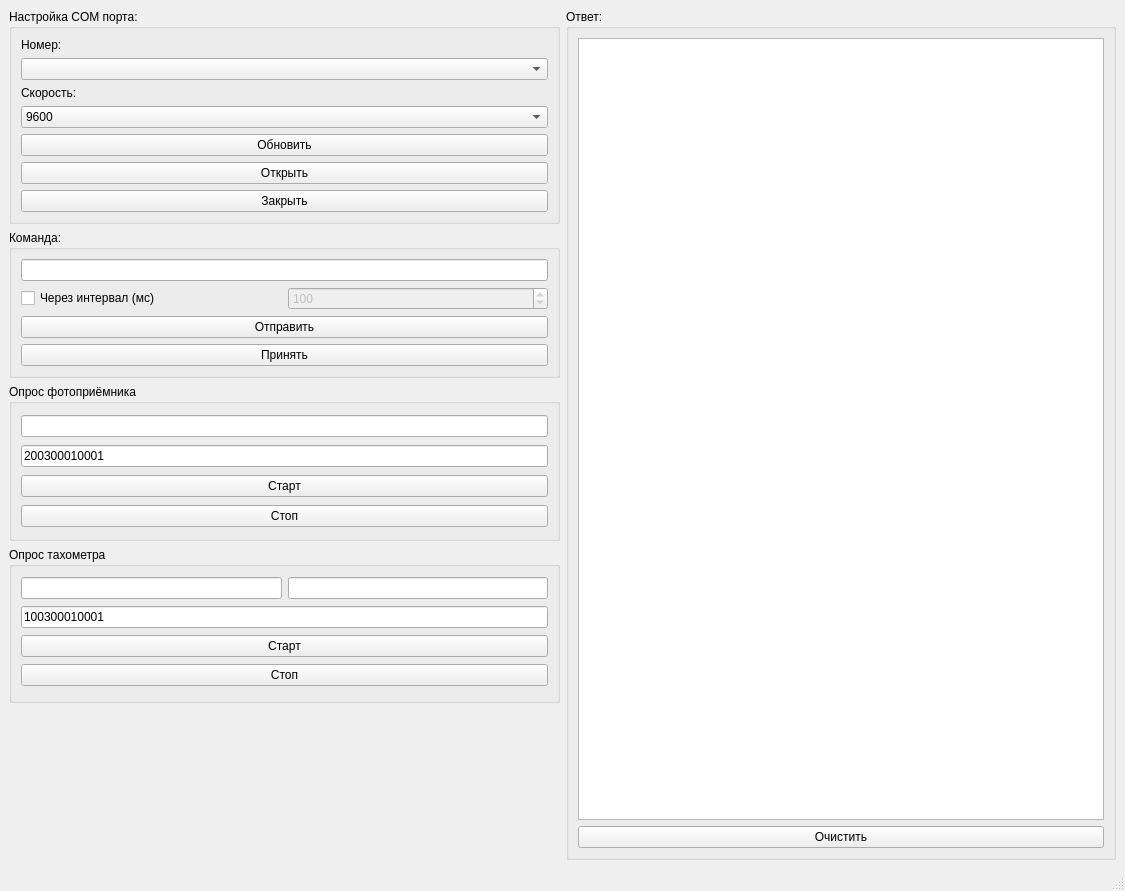
Old version of the form ui/binwindow.ui in the repository krang4d/SerialPY.
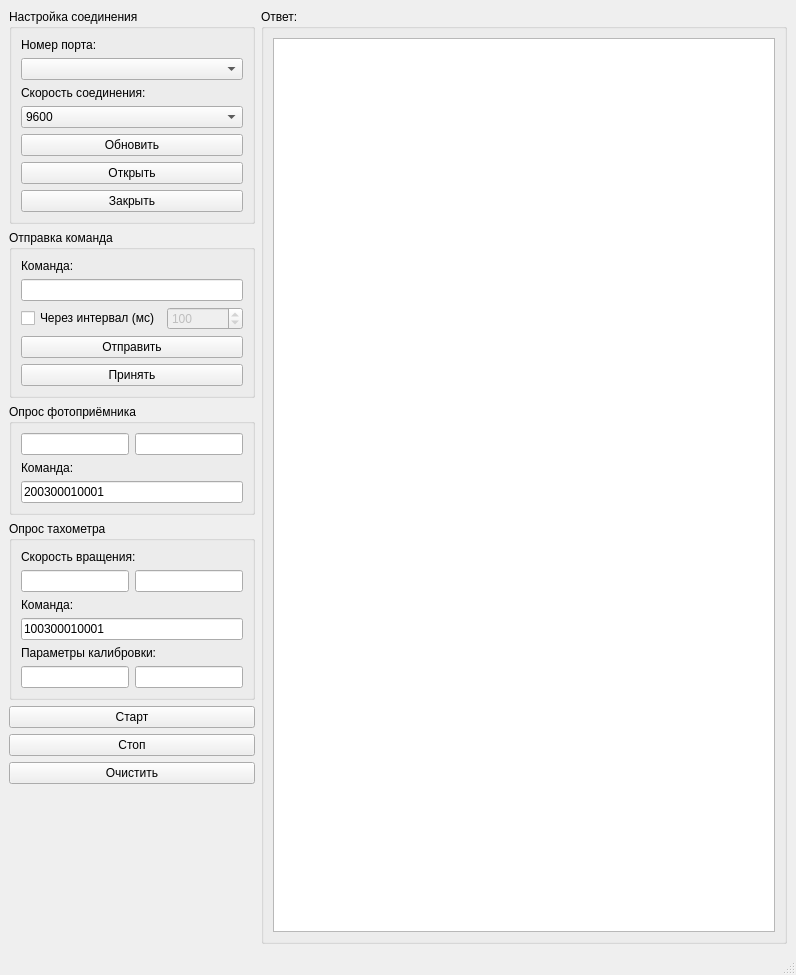
New version of the form.

```diff
--- a/ui/binwindow.ui
+++ b/ui/binwindow.ui
@@ -6,24 +6,24 @@
    <rect>
     <x>0</x>
     <y>0</y>
-    <width>1125</width>
-    <height>891</height>
+    <width>796</width>
+    <height>975</height>
    </rect>
   </property>
   <property name="windowTitle">
    <string>Физприбор 3.3.12а</string>
   </property>
   <widget class="QWidget" name="centralwidget">
-   <layout class="QVBoxLayout" name="verticalLayout_3">
+   <layout class="QVBoxLayout" name="verticalLayout_5">
     <item>
-     <layout class="QGridLayout" name="gridLayout_0">
-      <item row="4" column="0">
+     <layout class="QGridLayout" name="gridLayout">
+      <item row="5" column="0">
        <spacer name="verticalSpacer">
         <property name="orientation">
          <enum>Qt::Vertical</enum>
         </property>
         <property name="sizeType">
-         <enum>QSizePolicy::Preferred</enum>
+         <enum>QSizePolicy::Minimum</enum>
         </property>
         <property name="sizeHint" stdset="0">
          <size>
@@ -33,7 +33,113 @@
         </property>
        </spacer>
       </item>
-      <item row="0" column="1" rowspan="5">
+      <item row="3" column="0">
+       <widget class="QGroupBox" name="groupBox_2">
+        <property name="sizePolicy">
+         <sizepolicy hsizetype="Fixed" vsizetype="Fixed">
+          <horstretch>0</horstretch>
+          <verstretch>0</verstretch>
+         </sizepolicy>
+        </property>
+        <property name="title">
+         <string>Опрос тахометра</string>
+        </property>
+        <layout class="QVBoxLayout" name="verticalLayout_4">
+         <item>
+          <widget class="QLabel" name="label_1">
+           <property name="text">
+            <string>Скорость вращения:</string>
+           </property>
+          </widget>
+         </item>
+         <item>
+          <layout class="QHBoxLayout" name="horizontalLayout">
+           <item>
+            <widget class="QLineEdit" name="taxoLineEdit_0">
+             <property name="sizePolicy">
+              <sizepolicy hsizetype="Minimum" vsizetype="Fixed">
+               <horstretch>0</horstretch>
+               <verstretch>0</verstretch>
+              </sizepolicy>
+             </property>
+            </widget>
+           </item>
+           <item>
+            <widget class="QLineEdit" name="taxoLineEdit_1">
+             <property name="sizePolicy">
+              <sizepolicy hsizetype="Minimum" vsizetype="Fixed">
+               <horstretch>0</horstretch>
+               <verstretch>0</verstretch>
+              </sizepolicy>
+             </property>
+             <property name="text">
+              <string/>
+             </property>
+            </widget>
+           </item>
+          </layout>
+         </item>
+         <item>
+          <widget class="QLabel" name="label_3">
+           <property name="text">
+            <string>Команда:</string>
+           </property>
+          </widget>
+         </item>
+         <item>
+          <widget class="QLineEdit" name="taxoLineEdit_2">
+           <property name="sizePolicy">
+            <sizepolicy hsizetype="Minimum" vsizetype="Fixed">
+             <horstretch>0</horstretch>
+             <verstretch>0</verstretch>
+            </sizepolicy>
+           </property>
+           <property name="text">
+            <string>100300010001</string>
+           </property>
+           <property name="readOnly">
+            <bool>true</bool>
+           </property>
+          </widget>
+         </item>
+         <item>
+          <widget class="QLabel" name="label_2">
+           <property name="text">
+            <string>Параметры калибровки:</string>
+           </property>
+          </widget>
+         </item>
+         <item>
+          <layout class="QHBoxLayout" name="horizontalLayout_2">
+           <item>
+            <widget class="QLineEdit" name="taxoLineEdit_3">
+             <property name="sizePolicy">
+              <sizepolicy hsizetype="Minimum" vsizetype="Fixed">
+               <horstretch>0</horstretch>
+               <verstretch>0</verstretch>
+              </sizepolicy>
+             </property>
+            </widget>
+           </item>
+           <item>
+            <widget class="QLineEdit" name="taxoLineEdit_4">
+             <property name="sizePolicy">
+              <sizepolicy hsizetype="Minimum" vsizetype="Fixed">
+               <horstretch>0</horstretch>
+               <verstretch>0</verstretch>
+              </sizepolicy>
+             </property>
+             <property name="text">
+              <string/>
+             </property>
+            </widget>
+           </item>
+          </layout>
+         </item>
+        </layout>
+       </widget>
+      </item>
+      <item row="0" column="1" rowspan="6">
        <widget class="QGroupBox" name="responseGBox">
         <property name="sizePolicy">
          <sizepolicy hsizetype="MinimumExpanding" vsizetype="MinimumExpanding">
@@ -58,34 +164,66 @@
            </property>
           </widget>
          </item>
-         <item>
-          <widget class="QPushButton" name="cleanButton">
-           <property name="text">
-            <string>Очистить</string>
-           </property>
-          </widget>
-         </item>
         </layout>
        </widget>
       </item>
       <item row="2" column="0">
        <widget class="QGroupBox" name="groupBox">
+        <property name="sizePolicy">
+         <sizepolicy hsizetype="Preferred" vsizetype="Fixed">
+          <horstretch>0</horstretch>
+          <verstretch>0</verstretch>
+         </sizepolicy>
+        </property>
         <property name="title">
          <string>Опрос фотоприёмника</string>
         </property>
         <layout class="QVBoxLayout" name="verticalLayout_2">
          <item>
+          <layout class="QHBoxLayout" name="horizontalLayout_5">
+           <item>
+            <widget class="QLineEdit" name="photoLineEdit_0">
+             <property name="sizePolicy">
+              <sizepolicy hsizetype="Minimum" vsizetype="Fixed">
+               <horstretch>0</horstretch>
+               <verstretch>0</verstretch>
+              </sizepolicy>
+             </property>
+            </widget>
+           </item>
+           <item>
           <widget class="QLineEdit" name="photoLineEdit_1">
+             <property name="sizePolicy">
+              <sizepolicy hsizetype="Minimum" vsizetype="Fixed">
+               <horstretch>0</horstretch>
+               <verstretch>0</verstretch>
+              </sizepolicy>
+             </property>
            <property name="text">
             <string/>
            </property>
            <property name="readOnly">
             <bool>true</bool>
+             </property>
+            </widget>
+           </item>
+          </layout>
+         </item>
+         <item>
+          <widget class="QLabel" name="label">
+           <property name="text">
+            <string>Команда:</string>
            </property>
           </widget>
          </item>
          <item>
           <widget class="QLineEdit" name="photoLineEdit_2">
+           <property name="sizePolicy">
+            <sizepolicy hsizetype="Minimum" vsizetype="Fixed">
+             <horstretch>0</horstretch>
+             <verstretch>0</verstretch>
+            </sizepolicy>
+           </property>
            <property name="text">
             <string>200300010001</string>
            </property>
@@ -94,50 +232,35 @@
            </property>
           </widget>
          </item>
-         <item>
-          <widget class="QPushButton" name="photoButton_1">
-           <property name="text">
-            <string>Старт</string>
-           </property>
-          </widget>
-         </item>
-         <item>
-          <widget class="QPushButton" name="photoButton_2">
-           <property name="text">
-            <string>Стоп</string>
-           </property>
-          </widget>
-         </item>
         </layout>
        </widget>
       </item>
       <item row="1" column="0">
        <widget class="QGroupBox" name="requestGBox">
         <property name="sizePolicy">
-         <sizepolicy hsizetype="Minimum" vsizetype="Maximum">
+         <sizepolicy hsizetype="Preferred" vsizetype="Fixed">
           <horstretch>0</horstretch>
           <verstretch>0</verstretch>
          </sizepolicy>
         </property>
         <property name="title">
-         <string>Команда:</string>
+         <string>Отправка команда</string>
         </property>
         <layout class="QGridLayout" name="gridLayout_2">
-         <item row="2" column="1" colspan="2">
-          <widget class="QPushButton" name="sendButton">
-           <property name="text">
-            <string>Отправить</string>
+         <item row="1" column="1" colspan="2">
+          <widget class="QLineEdit" name="cmdLineEdit">
+           <property name="sizePolicy">
+            <sizepolicy hsizetype="Minimum" vsizetype="Fixed">
+             <horstretch>0</horstretch>
+             <verstretch>0</verstretch>
+            </sizepolicy>
            </property>
-          </widget>
-         </item>
-         <item row="1" column="1">
-          <widget class="QCheckBox" name="cmdChBox">
-           <property name="text">
-            <string>Через интервал (мс)</string>
+           <property name="inputMethodHints">
+            <set>Qt::ImhDigitsOnly</set>
            </property>
           </widget>
          </item>
-         <item row="1" column="2">
+         <item row="2" column="2">
           <widget class="QSpinBox" name="cmdSBox">
            <property name="enabled">
             <bool>false</bool>
@@ -160,19 +283,30 @@
           </widget>
          </item>
          <item row="3" column="1" colspan="2">
+          <widget class="QPushButton" name="sendButton">
+           <property name="text">
+            <string>Отправить</string>
+           </property>
+          </widget>
+         </item>
+         <item row="2" column="1">
+          <widget class="QCheckBox" name="cmdChBox">
+           <property name="text">
+            <string>Через интервал (мс)</string>
+           </property>
+          </widget>
+         </item>
+         <item row="4" column="1" colspan="2">
           <widget class="QPushButton" name="readButton">
            <property name="text">
             <string>Принять</string>
            </property>
           </widget>
          </item>
-         <item row="0" column="1" colspan="2">
-          <widget class="QLineEdit" name="cmdLineEdit">
-           <property name="inputMethodHints">
-            <set>Qt::ImhDigitsOnly</set>
-           </property>
-           <property name="maxLength">
-            <number>12</number>
+         <item row="0" column="1">
+          <widget class="QLabel" name="label_4">
+           <property name="text">
+            <string>Команда:</string>
            </property>
           </widget>
          </item>
@@ -191,12 +325,26 @@
          </sizepolicy>
         </property>
         <property name="title">
-         <string>Настройка COM порта:</string>
+         <string>Настройка соединения</string>
         </property>
-        <layout class="QGridLayout" name="gridLayout_3">
-         <item row="1" column="0">
-          <layout class="QGridLayout" name="gridLayout_1">
-           <item row="2" column="0">
+        <layout class="QVBoxLayout" name="verticalLayout_3">
+         <item>
+          <widget class="QLabel" name="portLabel">
+           <property name="text">
+            <string>Номер порта:</string>
+           </property>
+           <property name="alignment">
+            <set>Qt::AlignLeading|Qt::AlignLeft|Qt::AlignVCenter</set>
+           </property>
+           <property name="margin">
+            <number>1</number>
+           </property>
+           <property name="buddy">
+            <cstring>portCBox</cstring>
+           </property>
+          </widget>
+         </item>
+         <item>
             <widget class="QComboBox" name="portCBox">
              <property name="sizePolicy">
               <sizepolicy hsizetype="Minimum" vsizetype="Fixed">
@@ -212,17 +360,10 @@
              </property>
             </widget>
            </item>
-           <item row="5" column="0">
-            <widget class="QPushButton" name="refButton">
-             <property name="text">
-              <string>Обновить</string>
-             </property>
-            </widget>
-           </item>
-           <item row="3" column="0">
+         <item>
             <widget class="QLabel" name="speedLabel">
              <property name="text">
-              <string>Скорость:</string>
+            <string>Скорость соединения:</string>
              </property>
              <property name="alignment">
               <set>Qt::AlignLeading|Qt::AlignLeft|Qt::AlignVCenter</set>
@@ -235,31 +376,14 @@
              </property>
             </widget>
            </item>
-           <item row="6" column="0">
-            <widget class="QPushButton" name="openButton">
-             <property name="text">
-              <string>Открыть</string>
-             </property>
-            </widget>
-           </item>
-           <item row="1" column="0">
-            <widget class="QLabel" name="portLabel">
-             <property name="text">
-              <string>Номер:</string>
-             </property>
-             <property name="alignment">
-              <set>Qt::AlignLeading|Qt::AlignLeft|Qt::AlignVCenter</set>
-             </property>
-             <property name="margin">
-              <number>1</number>
-             </property>
-             <property name="buddy">
-              <cstring>portCBox</cstring>
-             </property>
-            </widget>
-           </item>
-           <item row="4" column="0">
+         <item>
             <widget class="QComboBox" name="speedCBox">
+           <property name="sizePolicy">
+            <sizepolicy hsizetype="Minimum" vsizetype="Fixed">
+             <horstretch>0</horstretch>
+             <verstretch>0</verstretch>
+            </sizepolicy>
+           </property>
              <item>
               <property name="text">
                <string>9600</string>
@@ -287,7 +411,21 @@
              </item>
             </widget>
            </item>
-           <item row="7" column="0">
+         <item>
+          <widget class="QPushButton" name="refButton">
+           <property name="text">
+            <string>Обновить</string>
+           </property>
+          </widget>
+         </item>
+         <item>
+          <widget class="QPushButton" name="openButton">
+           <property name="text">
+            <string>Открыть</string>
+           </property>
+          </widget>
+         </item>
+         <item>
             <widget class="QPushButton" name="closeButton">
              <property name="text">
               <string>Закрыть</string>
@@ -295,56 +433,32 @@
             </widget>
            </item>
           </layout>
-         </item>
-        </layout>
        </widget>
       </item>
-      <item row="3" column="0">
-       <widget class="QGroupBox" name="groupBox_2">
-        <property name="title">
-         <string>Опрос тахометра</string>
-        </property>
-        <layout class="QVBoxLayout" name="verticalLayout_4">
+      <item row="4" column="0">
+       <layout class="QVBoxLayout" name="verticalLayout_6">
          <item>
-          <layout class="QHBoxLayout" name="horizontalLayout">
-           <item>
-            <widget class="QLineEdit" name="taxoLineEdit_0"/>
-           </item>
-           <item>
-            <widget class="QLineEdit" name="taxoLineEdit_1">
-             <property name="text">
-              <string/>
-             </property>
-            </widget>
-           </item>
-          </layout>
-         </item>
-         <item>
-          <widget class="QLineEdit" name="taxoLineEdit_2">
-           <property name="text">
-            <string>100300010001</string>
-           </property>
-           <property name="readOnly">
-            <bool>true</bool>
-           </property>
-          </widget>
-         </item>
-         <item>
-          <widget class="QPushButton" name="taxoButton_1">
+         <widget class="QPushButton" name="photoButton_1">
            <property name="text">
             <string>Старт</string>
            </property>
           </widget>
          </item>
          <item>
-          <widget class="QPushButton" name="taxoButton_2">
+         <widget class="QPushButton" name="photoButton_2">
            <property name="text">
             <string>Стоп</string>
            </property>
           </widget>
          </item>
-        </layout>
-       </widget>
+        <item>
+         <widget class="QPushButton" name="cleanButton">
+          <property name="text">
+           <string>Очистить</string>
+          </property>
+         </widget>
+        </item>
+       </layout>
       </item>
      </layout>
     </item>
```
Left out of the diff: 7 changed lines with no effect on the pictures. Lines whose indentation alone changed are shown as unchanged.
